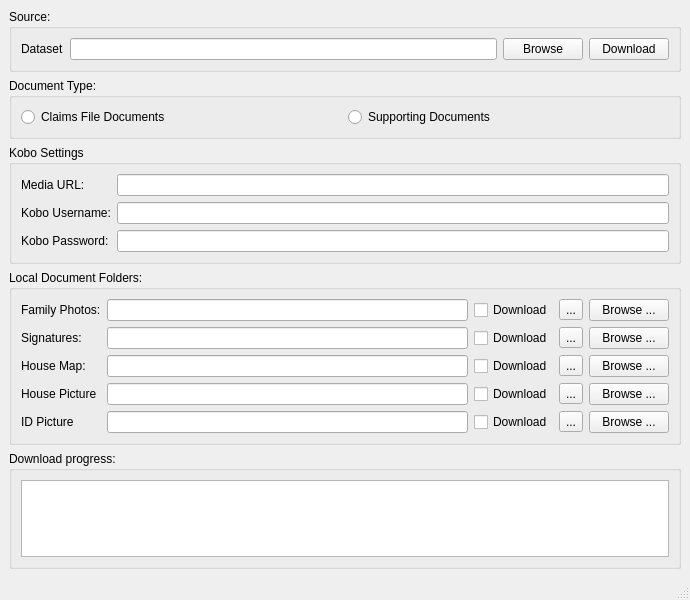
gltn/stdm, file ui/ui_document_downloader_win.ui: the form before one commit.
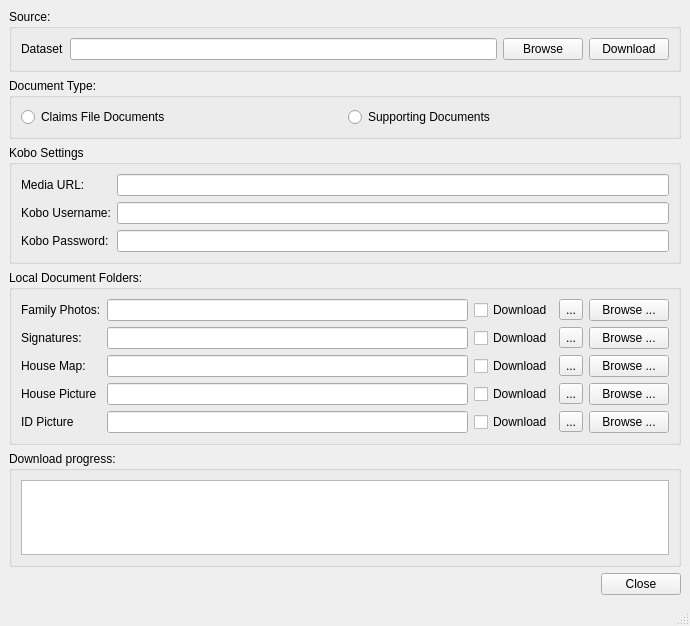
The form after the commit.

Commit message: Added a close button on the document downloader

Diff of the .ui file:
```diff
--- a/ui/ui_document_downloader_win.ui
+++ b/ui/ui_document_downloader_win.ui
@@ -7,7 +7,7 @@
     <x>0</x>
     <y>0</y>
     <width>690</width>
-    <height>600</height>
+    <height>626</height>
    </rect>
   </property>
   <property name="windowTitle">
@@ -309,6 +309,30 @@
       </layout>
      </widget>
     </item>
+    <item>
+     <layout class="QHBoxLayout" name="horizontalLayout_3">
+      <item>
+       <spacer name="horizontalSpacer">
+        <property name="orientation">
+         <enum>Qt::Horizontal</enum>
+        </property>
+        <property name="sizeHint" stdset="0">
+         <size>
+          <width>40</width>
+          <height>20</height>
+         </size>
+        </property>
+       </spacer>
+      </item>
+      <item>
+       <widget class="QPushButton" name="btnClose">
+        <property name="text">
+         <string>Close</string>
+        </property>
+       </widget>
+      </item>
+     </layout>
+    </item>
    </layout>
   </widget>
   <widget class="QStatusBar" name="statusbar"/>
```
Left out of the diff: 2 changed lines with no effect on the pictures. The commit also changes 2 other files.
